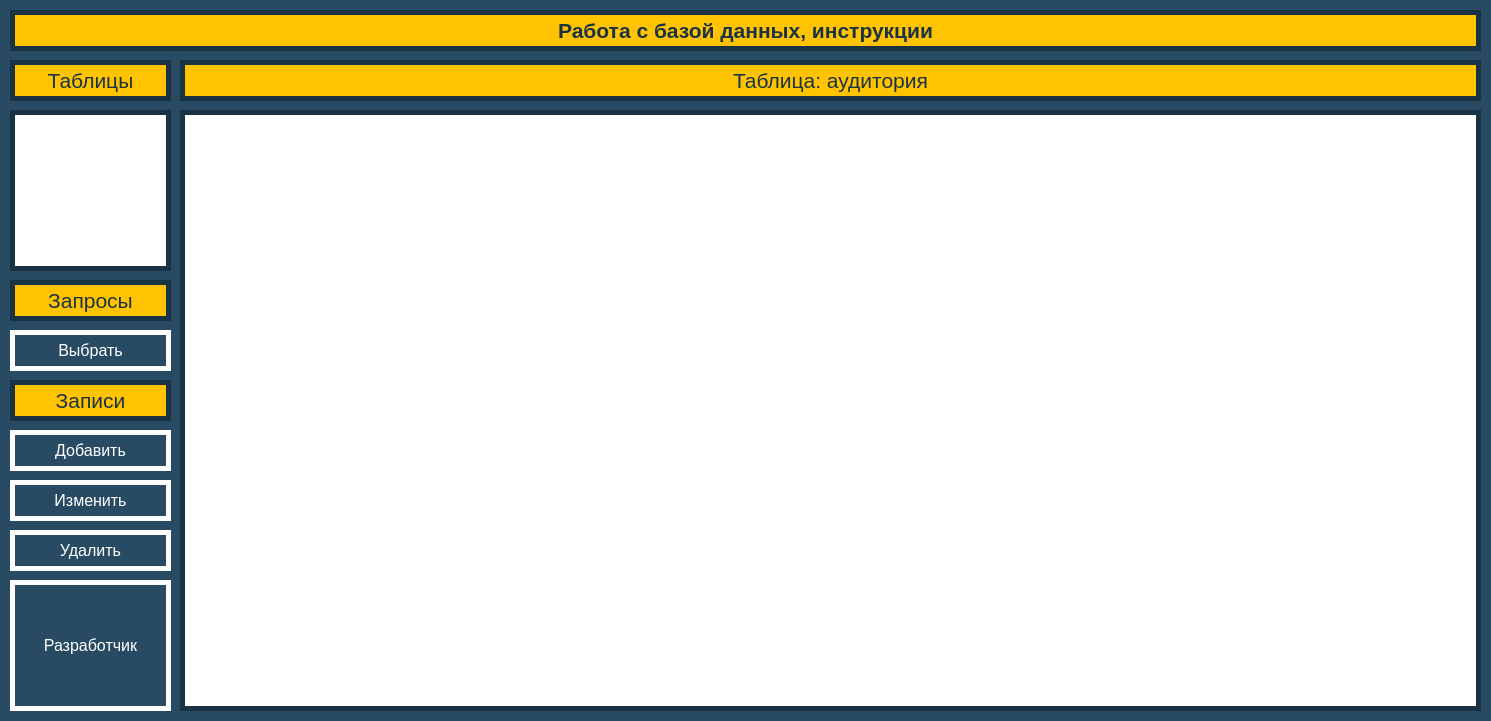
konsilerinos/Database-tool, file Forms/mainwindow.ui: the form before one commit.
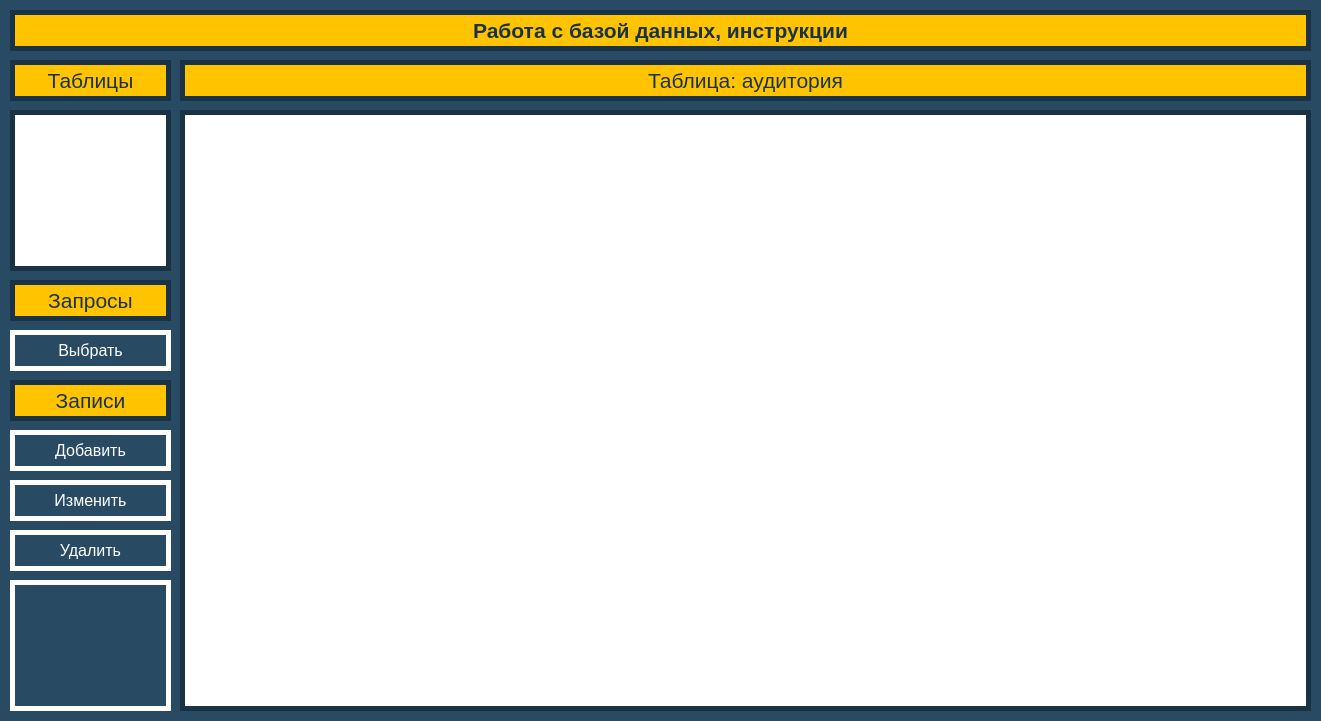
The form after the commit.

```diff
--- a/Forms/mainwindow.ui
+++ b/Forms/mainwindow.ui
@@ -6,19 +6,19 @@
    <rect>
     <x>0</x>
     <y>0</y>
-    <width>1491</width>
+    <width>1321</width>
     <height>721</height>
    </rect>
   </property>
   <property name="minimumSize">
    <size>
-    <width>1491</width>
+    <width>1321</width>
     <height>721</height>
    </size>
   </property>
   <property name="maximumSize">
    <size>
-    <width>1491</width>
+    <width>1321</width>
     <height>721</height>
    </size>
   </property>
@@ -37,7 +37,7 @@
      <rect>
       <x>180</x>
       <y>110</y>
-      <width>1301</width>
+      <width>1131</width>
       <height>601</height>
      </rect>
     </property>
@@ -158,7 +158,7 @@
      <rect>
       <x>10</x>
       <y>10</y>
-      <width>1471</width>
+      <width>1301</width>
       <height>41</height>
      </rect>
     </property>
@@ -189,7 +189,7 @@
      <rect>
       <x>180</x>
       <y>60</y>
-      <width>1301</width>
+      <width>1131</width>
       <height>41</height>
      </rect>
     </property>
@@ -416,7 +416,7 @@
 </string>
     </property>
     <property name="text">
-     <string>Разработчик</string>
+     <string/>
     </property>
    </widget>
    <widget class="QPushButton" name="requestsButton">
```
